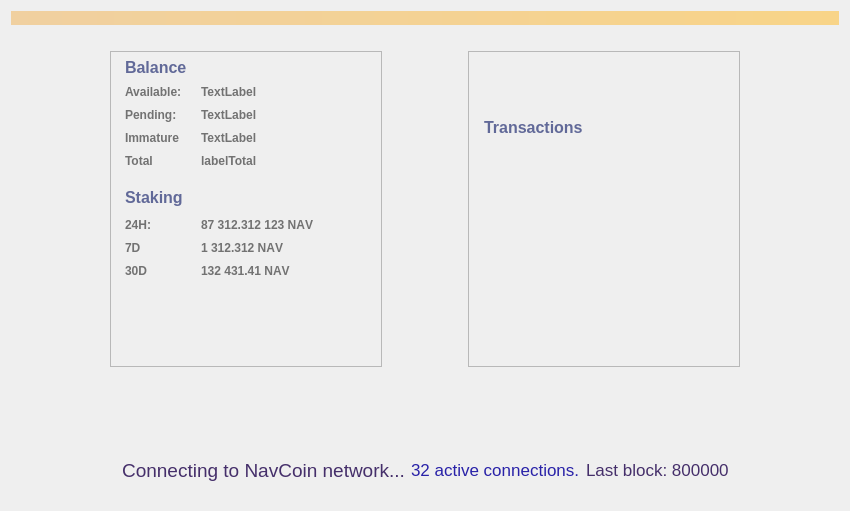
Above: src/qt/forms/overviewpage.ui from navcoin/navcoin-core before the change. Below: the same form after it.
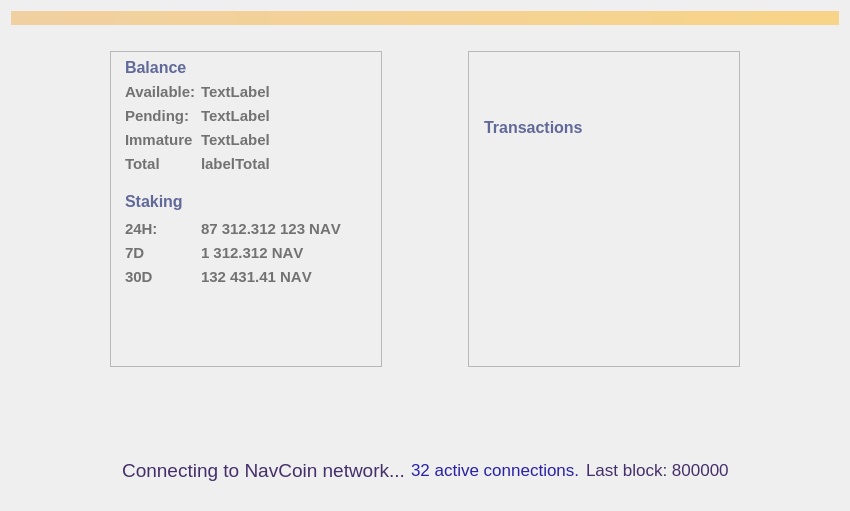
That is the form after the change. Custom widgets are drawn as their Qt base class.

```diff
--- a/src/qt/forms/overviewpage.ui
+++ b/src/qt/forms/overviewpage.ui
@@ -251,6 +251,7 @@
                  </property>
                  <property name="font">
                   <font>
+                   <pointsize>11</pointsize>
                    <weight>75</weight>
                    <bold>true</bold>
                   </font>
@@ -267,6 +268,7 @@
                 <widget class="QLabel" name="labelBalance">
                  <property name="font">
                   <font>
+                   <pointsize>11</pointsize>
                    <weight>75</weight>
                    <bold>true</bold>
                   </font>
@@ -301,6 +303,7 @@
                  </property>
                  <property name="font">
                   <font>
+                   <pointsize>11</pointsize>
                    <weight>75</weight>
                    <bold>true</bold>
                   </font>
@@ -317,6 +320,7 @@
                 <widget class="QLabel" name="labelUnconfirmed">
                  <property name="font">
                   <font>
+                   <pointsize>11</pointsize>
                    <weight>75</weight>
                    <bold>true</bold>
                   </font>
@@ -351,6 +355,7 @@
                  </property>
                  <property name="font">
                   <font>
+                   <pointsize>11</pointsize>
                    <weight>75</weight>
                    <bold>true</bold>
                   </font>
@@ -367,6 +372,7 @@
                 <widget class="QLabel" name="labelImmature">
                  <property name="font">
                   <font>
+                   <pointsize>11</pointsize>
                    <weight>75</weight>
                    <bold>true</bold>
                   </font>
@@ -401,6 +407,7 @@
                  </property>
                  <property name="font">
                   <font>
+                   <pointsize>11</pointsize>
                    <weight>75</weight>
                    <bold>true</bold>
                   </font>
@@ -417,6 +424,7 @@
                 <widget class="QLabel" name="labelTotal">
                  <property name="font">
                   <font>
+                   <pointsize>11</pointsize>
                    <weight>75</weight>
                    <bold>true</bold>
                   </font>
@@ -591,6 +599,7 @@
                  </property>
                  <property name="font">
                   <font>
+                   <pointsize>11</pointsize>
                    <weight>75</weight>
                    <bold>true</bold>
                   </font>
@@ -607,6 +616,7 @@
                 <widget class="QLabel" name="label24hStakingStats">
                  <property name="font">
                   <font>
+                   <pointsize>11</pointsize>
                    <weight>75</weight>
                    <bold>true</bold>
                    <kerning>false</kerning>
@@ -642,6 +652,7 @@
                  </property>
                  <property name="font">
                   <font>
+                   <pointsize>11</pointsize>
                    <weight>75</weight>
                    <bold>true</bold>
                    <kerning>false</kerning>
@@ -659,6 +670,7 @@
                 <widget class="QLabel" name="label7dStakingStats">
                  <property name="font">
                   <font>
+                   <pointsize>11</pointsize>
                    <weight>75</weight>
                    <bold>true</bold>
                    <kerning>false</kerning>
@@ -694,6 +706,7 @@
                  </property>
                  <property name="font">
                   <font>
+                   <pointsize>11</pointsize>
                    <weight>75</weight>
                    <bold>true</bold>
                    <kerning>false</kerning>
@@ -711,6 +724,7 @@
                 <widget class="QLabel" name="label30dStakingStats">
                  <property name="font">
                   <font>
+                   <pointsize>11</pointsize>
                    <weight>75</weight>
                    <bold>true</bold>
                    <kerning>false</kerning>
```
